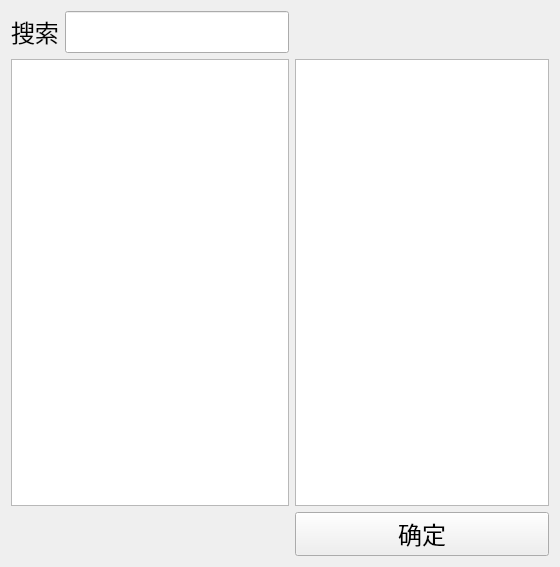
Before: the Qt Designer form ImageSelectWidget.ui in gk8202220/UIAuto, drawn with Qt 5.
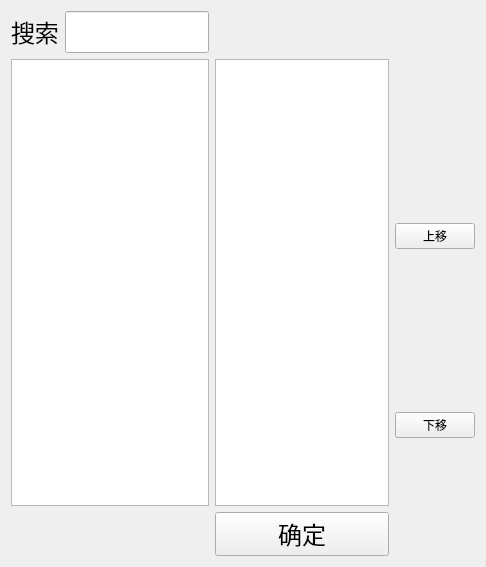
After: the same form once the commit is applied.

```diff
--- a/ImageSelectWidget.ui
+++ b/ImageSelectWidget.ui
@@ -6,7 +6,7 @@
    <rect>
     <x>0</x>
     <y>0</y>
-    <width>560</width>
+    <width>486</width>
     <height>567</height>
    </rect>
   </property>
@@ -20,6 +20,19 @@
    <string>资源浏览器</string>
   </property>
   <layout class="QGridLayout" name="gridLayout">
+   <item row="0" column="1" colspan="2">
+    <spacer name="horizontalSpacer">
+     <property name="orientation">
+      <enum>Qt::Horizontal</enum>
+     </property>
+     <property name="sizeHint" stdset="0">
+      <size>
+       <width>227</width>
+       <height>20</height>
+      </size>
+     </property>
+    </spacer>
+   </item>
    <item row="0" column="0">
     <layout class="QHBoxLayout" name="horizontalLayout">
      <item>
@@ -34,7 +47,46 @@
      </item>
     </layout>
    </item>
-   <item row="1" column="0">
+   <item row="2" column="2">
+    <widget class="QPushButton" name="PB_UP">
+     <property name="maximumSize">
+      <size>
+       <width>80</width>
+       <height>60</height>
+      </size>
+     </property>
+     <property name="font">
+      <font>
+       <family>微软雅黑</family>
+       <pointsize>9</pointsize>
+      </font>
+     </property>
+     <property name="text">
+      <string>上移</string>
+     </property>
+    </widget>
+   </item>
+   <item row="6" column="1">
+    <widget class="QPushButton" name="PB_Confirm">
+     <property name="text">
+      <string>确定</string>
+     </property>
+    </widget>
+   </item>
+   <item row="3" column="2">
+    <spacer name="verticalSpacer_2">
+     <property name="orientation">
+      <enum>Qt::Vertical</enum>
+     </property>
+     <property name="sizeHint" stdset="0">
+      <size>
+       <width>20</width>
+       <height>98</height>
+      </size>
+     </property>
+    </spacer>
+   </item>
+   <item row="1" column="0" rowspan="5">
     <widget class="QListView" name="LV_Image_Browse">
      <property name="font">
       <font>
@@ -50,13 +102,68 @@
      </property>
     </widget>
    </item>
-   <item row="1" column="1">
-    <widget class="QListView" name="LV_Image_selected"/>
+   <item row="1" column="1" rowspan="5">
+    <widget class="QListView" name="LV_Image_selected">
+     <property name="editTriggers">
+      <set>QAbstractItemView::NoEditTriggers</set>
+     </property>
+    </widget>
    </item>
-   <item row="2" column="1">
-    <widget class="QPushButton" name="PB_Confirm">
+   <item row="6" column="0">
+    <spacer name="horizontalSpacer_2">
+     <property name="orientation">
+      <enum>Qt::Horizontal</enum>
+     </property>
+     <property name="sizeHint" stdset="0">
+      <size>
+       <width>229</width>
+       <height>20</height>
+      </size>
+     </property>
+    </spacer>
+   </item>
+   <item row="1" column="2">
+    <spacer name="verticalSpacer_3">
+     <property name="orientation">
+      <enum>Qt::Vertical</enum>
+     </property>
+     <property name="sizeHint" stdset="0">
+      <size>
+       <width>20</width>
+       <height>138</height>
+      </size>
+     </property>
+    </spacer>
+   </item>
+   <item row="5" column="2" rowspan="2">
+    <spacer name="verticalSpacer">
+     <property name="orientation">
+      <enum>Qt::Vertical</enum>
+     </property>
+     <property name="sizeHint" stdset="0">
+      <size>
+       <width>20</width>
+       <height>118</height>
+      </size>
+     </property>
+    </spacer>
+   </item>
+   <item row="4" column="2">
+    <widget class="QPushButton" name="PB_Down">
+     <property name="maximumSize">
+      <size>
+       <width>80</width>
+       <height>60</height>
+      </size>
+     </property>
+     <property name="font">
+      <font>
+       <family>微软雅黑</family>
+       <pointsize>9</pointsize>
+      </font>
+     </property>
      <property name="text">
-      <string>确定</string>
+      <string>下移</string>
      </property>
     </widget>
    </item>
```
